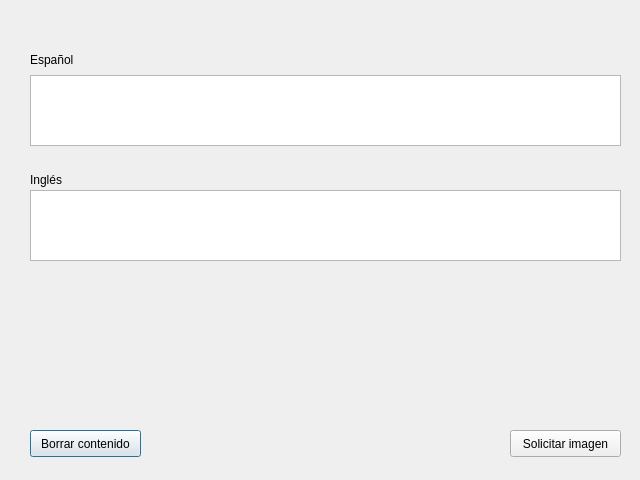
Above: proyecto_AI/modulos/dialog.ui from clsard/designQt before the change. Below: the same form after it.
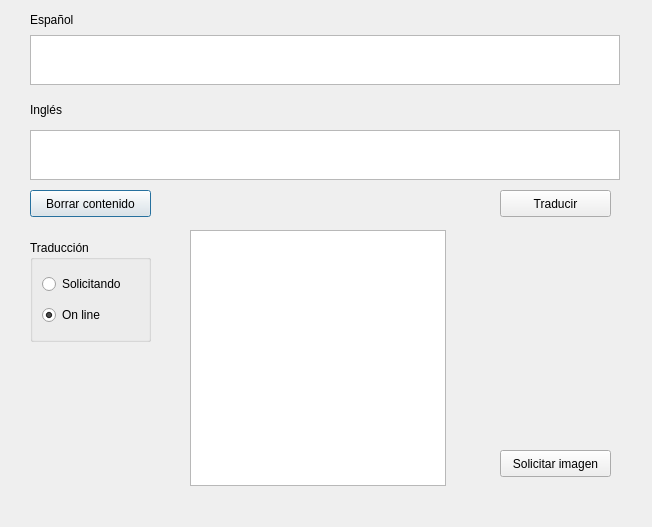
That is the form after the change.

```diff
--- a/proyecto_AI/modulos/dialog.ui
+++ b/proyecto_AI/modulos/dialog.ui
@@ -6,39 +6,42 @@
    <rect>
     <x>0</x>
     <y>0</y>
-    <width>640</width>
-    <height>480</height>
+    <width>652</width>
+    <height>527</height>
    </rect>
   </property>
   <property name="windowTitle">
    <string>Dialog</string>
   </property>
-  <widget class="QTextEdit" name="textEdit">
+  <property name="autoFillBackground">
+   <bool>false</bool>
+  </property>
+  <widget class="QTextEdit" name="textES">
    <property name="geometry">
     <rect>
      <x>30</x>
-     <y>75</y>
-     <width>591</width>
-     <height>71</height>
+     <y>35</y>
+     <width>590</width>
+     <height>50</height>
     </rect>
    </property>
   </widget>
-  <widget class="QTextEdit" name="textEdit_2">
+  <widget class="QTextEdit" name="textEN">
+   <property name="geometry">
+    <rect>
+     <x>30</x>
+     <y>130</y>
+     <width>590</width>
+     <height>50</height>
+    </rect>
+   </property>
+  </widget>
+  <widget class="QPushButton" name="botonBorrar">
    <property name="geometry">
     <rect>
      <x>30</x>
      <y>190</y>
-     <width>591</width>
-     <height>71</height>
-    </rect>
-   </property>
-  </widget>
-  <widget class="QPushButton" name="pushButton">
-   <property name="geometry">
-    <rect>
-     <x>30</x>
-     <y>430</y>
-     <width>111</width>
+     <width>121</width>
      <height>27</height>
     </rect>
    </property>
@@ -49,8 +52,8 @@
   <widget class="QPushButton" name="pushButton_2">
    <property name="geometry">
     <rect>
-     <x>510</x>
-     <y>430</y>
+     <x>500</x>
+     <y>450</y>
      <width>111</width>
      <height>27</height>
     </rect>
@@ -63,7 +66,7 @@
    <property name="geometry">
     <rect>
      <x>30</x>
-     <y>50</y>
+     <y>10</y>
      <width>56</width>
      <height>19</height>
     </rect>
@@ -76,7 +79,7 @@
    <property name="geometry">
     <rect>
      <x>30</x>
-     <y>170</y>
+     <y>100</y>
      <width>56</width>
      <height>19</height>
     </rect>
@@ -85,6 +88,64 @@
     <string>Inglés</string>
    </property>
   </widget>
+  <widget class="QGroupBox" name="groupBox">
+   <property name="geometry">
+    <rect>
+     <x>30</x>
+     <y>240</y>
+     <width>121</width>
+     <height>102</height>
+    </rect>
+   </property>
+   <property name="title">
+    <string>Traducción</string>
+   </property>
+   <layout class="QVBoxLayout" name="verticalLayout">
+    <item>
+     <widget class="QRadioButton" name="radioSolicitando">
+      <property name="text">
+       <string>Solicitando</string>
+      </property>
+     </widget>
+    </item>
+    <item>
+     <widget class="QRadioButton" name="radioOnLine">
+      <property name="text">
+       <string>On line</string>
+      </property>
+      <property name="checked">
+       <bool>true</bool>
+      </property>
+     </widget>
+    </item>
+   </layout>
+  </widget>
+  <widget class="QPushButton" name="botonTraducir">
+   <property name="enabled">
+    <bool>true</bool>
+   </property>
+   <property name="geometry">
+    <rect>
+     <x>500</x>
+     <y>190</y>
+     <width>111</width>
+     <height>27</height>
+    </rect>
+   </property>
+   <property name="text">
+    <string>Traducir</string>
+   </property>
+  </widget>
+  <widget class="QGraphicsView" name="imagenView">
+   <property name="geometry">
+    <rect>
+     <x>190</x>
+     <y>230</y>
+     <width>256</width>
+     <height>256</height>
+    </rect>
+   </property>
+  </widget>
  </widget>
  <resources/>
  <connections/>
```
Left out of the diff: 11 changed lines with no effect on the pictures.
